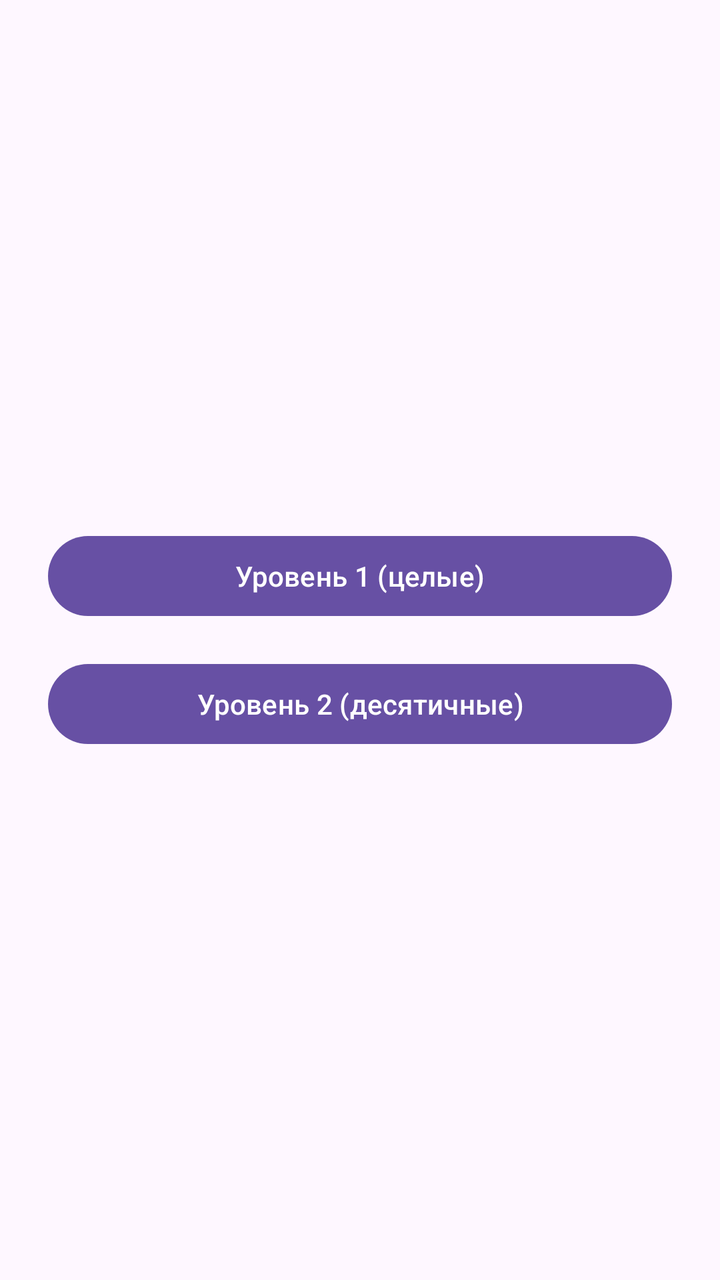
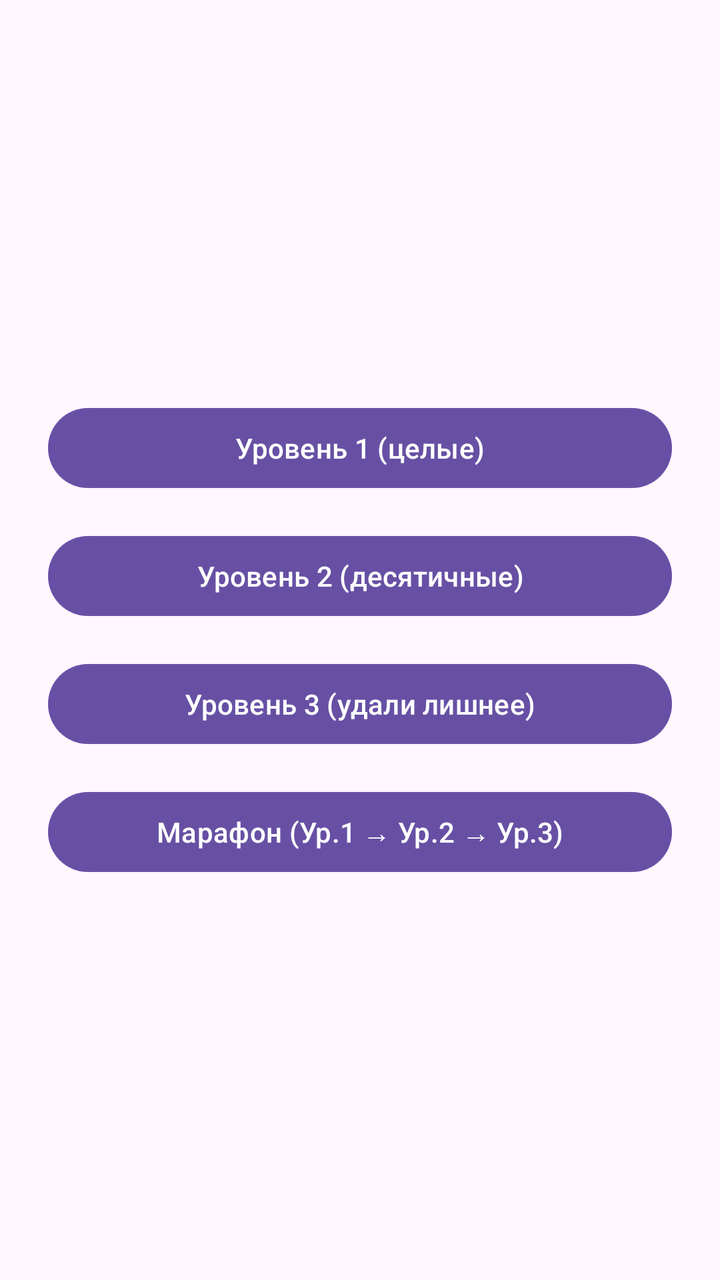

Two renders of the same Android screen: before a commit and after it. Below are the layout's source before the change and the commit's diff.
<!-- AndroidManifest.xml: application theme Theme.Mathtrainer -->
<!-- res/layout/activity_level_selector.xml -->
<?xml version="1.0" encoding="utf-8"?>
<LinearLayout xmlns:android="http://schemas.android.com/apk/res/android"
    android:orientation="vertical"
    android:gravity="center"
    android:padding="24dp"
    android:layout_width="match_parent"
    android:layout_height="match_parent">

    <Button
        android:id="@+id/btnLevel1"
        android:layout_width="match_parent"
        android:layout_height="wrap_content"
        android:text="Уровень 1 (целые)" />

    <Button
        android:id="@+id/btnLevel2"
        android:layout_width="match_parent"
        android:layout_height="wrap_content"
        android:text="Уровень 2 (десятичные)"
        android:layout_marginTop="16dp"/>
</LinearLayout>
<!-- resources referenced by this layout -->
<resources>
  <style name="Theme.Mathtrainer" parent="Base.Theme.Mathtrainer" />
  <style name="Base.Theme.Mathtrainer" parent="Theme.Material3.DayNight.NoActionBar">
          
          
      </style>
</resources>

<!-- the commit's change to res/layout/activity_level_selector.xml (unified diff, before → after) -->
@@ -18,4 +18,20 @@
         android:layout_height="wrap_content"
         android:text="Уровень 2 (десятичные)"
         android:layout_marginTop="16dp"/>
+
+    <Button
+        android:id="@+id/btnLevel3"
+        android:layout_width="match_parent"
+        android:layout_height="wrap_content"
+        android:text="Уровень 3 (удали лишнее)"
+        android:layout_marginTop="16dp"/>
+
+    <Button
+        android:id="@+id/btnMarathon"
+        android:layout_width="match_parent"
+        android:layout_height="wrap_content"
+        android:text="Марафон (Ур.1 → Ур.2 → Ур.3)"
+        android:layout_marginTop="16dp"/>
+
+
 </LinearLayout>
